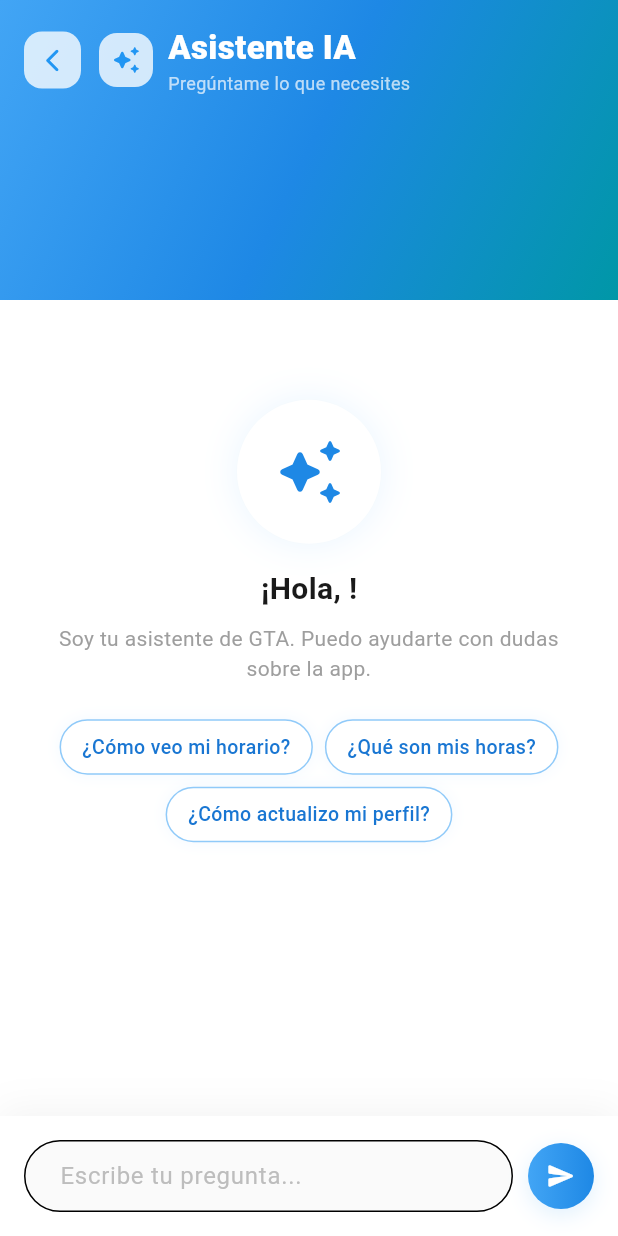
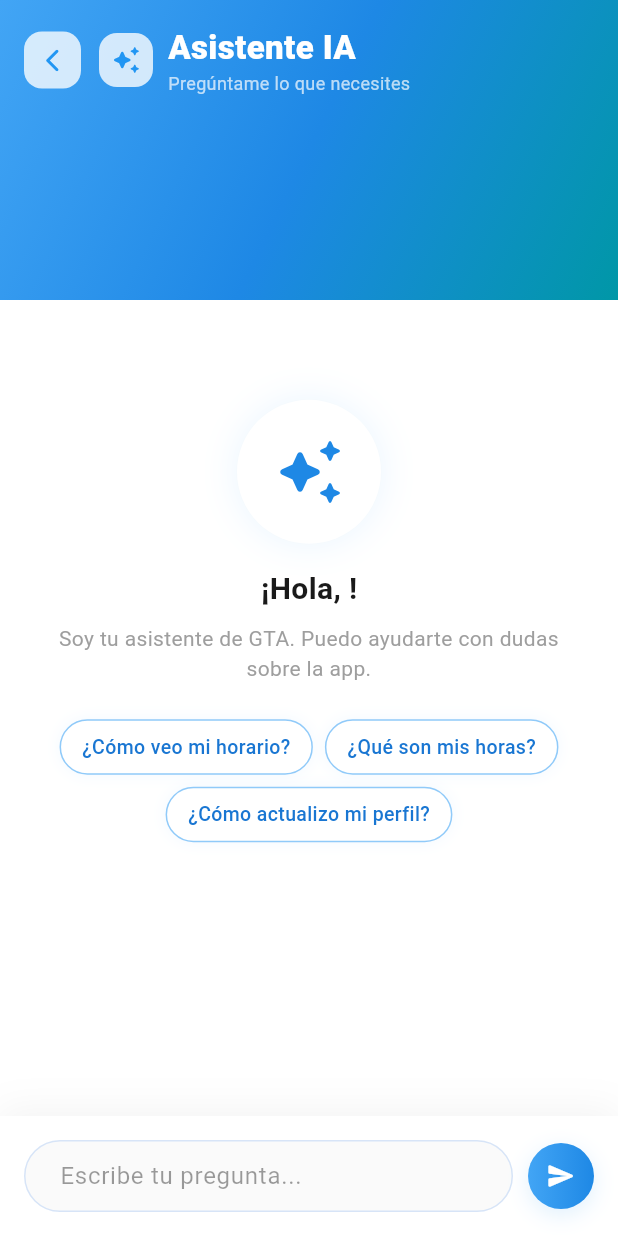
Before and after one commit to F1l1b3rt0/gta, a Flutter app: the ChatView screen opened directly, after a tap on the "auto awesome" icon, on a phone screen of 412 x 824 dp. Run offline on Flutter 3.47's test engine with Material 3 defaults, Android fonts, the phone set to English and light mode, and no system bars; our stand-ins replace flutter_dotenv, flutter_local_notifications, geolocator, image_picker, qr_flutter, share_plus and 2 more; missing offline and left inert: mobile_scanner; accounts and stored records are empty; network calls fail.

Commit message:
Fix QR scanner, dark mode inputs, nav rail, chat edit/delete, iOS config

```diff
--- a/lib/views/empleado/asistente_ia_view.dart
+++ b/lib/views/empleado/asistente_ia_view.dart
@@ -292,37 +292,36 @@ Responde siempre en español y de forma breve y clara.''';
                           child: Row(
                             children: [
                               Expanded(
-                                child: TextField(
+                                child: Builder(builder: (context) {
+                                  final cs = Theme.of(context).colorScheme;
+                                  final isDark = Theme.of(context).brightness == Brightness.dark;
+                                  return TextField(
                                     controller: _controller,
+                                    style: TextStyle(color: cs.onSurface),
                                     decoration: InputDecoration(
                                       hintText: 'Escribe tu pregunta...',
-                                    hintStyle: TextStyle(
-                                      color: Colors.grey.shade400,
-                                    ),
+                                      hintStyle: TextStyle(color: cs.onSurface.withAlpha(100)),
                                       border: OutlineInputBorder(
                                         borderRadius: BorderRadius.circular(24),
-                                      borderSide: BorderSide(
-                                        color: Colors.grey.shade200,
+                                        borderSide: BorderSide(color: cs.primary.withAlpha(isDark ? 60 : 40)),
                                       ),
+                                      enabledBorder: OutlineInputBorder(
+                                        borderRadius: BorderRadius.circular(24),
+                                        borderSide: BorderSide(color: cs.primary.withAlpha(isDark ? 60 : 40)),
                                       ),
                                       focusedBorder: OutlineInputBorder(
                                         borderRadius: BorderRadius.circular(24),
-                                      borderSide: BorderSide(
-                                        color: Colors.blue.shade400,
-                                        width: 2,
+                                        borderSide: BorderSide(color: cs.primary, width: 2),
                                       ),
-                                    ),
-                                    contentPadding: const EdgeInsets.symmetric(
-                                      horizontal: 20,
-                                      vertical: 12,
-                                    ),
+                                      contentPadding: const EdgeInsets.symmetric(horizontal: 20, vertical: 12),
                                       filled: true,
-                                    fillColor: Colors.grey.shade50,
+                                      fillColor: isDark ? cs.surface : Colors.grey.shade50,
                                     ),
                                     maxLines: null,
                                     textInputAction: TextInputAction.send,
                                     onSubmitted: (_) => _enviarMensaje(),
-                                ),
+                                  );
+                                }),
                               ),
                               const SizedBox(width: 10),
                               Container(
--- a/lib/views/empleado/chat_view.dart
+++ b/lib/views/empleado/chat_view.dart
@@ -49,18 +49,28 @@ class _ChatViewState extends State<ChatView>
 
   Future<void> _cargarDatosUsuario() async {
     final user = Supabase.instance.client.auth.currentUser;
-    if (user != null) {
-      final perfil = await Supabase.instance.client
+    if (user == null) return;
+    try {
+      // Try id = auth.uid() first
+      var perfil = await Supabase.instance.client
           .from('empleados')
           .select('id, nombre, avatar_url')
           .eq('id', user.id)
-          .single();
+          .maybeSingle();
+      // Fallback: try user_id field
+      perfil ??= await Supabase.instance.client
+          .from('empleados')
+          .select('id, nombre, avatar_url')
+          .eq('user_id', user.id)
+          .maybeSingle();
+      if (perfil != null && mounted) {
         setState(() {
-        _empleadoId = perfil['id'];
-        _empleadoNombre = perfil['nombre'];
+          _empleadoId = perfil!['id'] ?? '';
+          _empleadoNombre = perfil['nombre'] ?? '';
           _empleadoAvatar = perfil['avatar_url'] ?? '';
         });
       }
+    } catch (_) {}
   }
 
   Future<void> _cargarMensajes() async {
@@ -376,7 +386,7 @@ class _ChatViewState extends State<ChatView>
                         ),
                         // ========== MENSAJES ==========
                         Expanded(
-                          child: _mensajes.isEmpty
+                          child: ClipRect(child: _mensajes.isEmpty
                               ? Center(
                                   child: Column(
                                     mainAxisAlignment: MainAxisAlignment.center,
@@ -445,7 +455,7 @@ class _ChatViewState extends State<ChatView>
                                     );
                                   },
                                 ),
-                        ),
+                        )),
                         // ========== INPUT ==========
                         Container(
                           padding: const EdgeInsets.all(16),
@@ -462,38 +472,36 @@ class _ChatViewState extends State<ChatView>
                           child: Row(
                             children: [
                               Expanded(
-                                child: TextField(
+                                child: Builder(builder: (context) {
+                                  final cs = Theme.of(context).colorScheme;
+                                  final isDark = Theme.of(context).brightness == Brightness.dark;
+                                  return TextField(
                                     controller: _mensajeController,
+                                    style: TextStyle(color: cs.onSurface),
                                     decoration: InputDecoration(
                                       hintText: s.typeMessage,
-                                    hintStyle: TextStyle(
-                                      color: Colors.grey.shade400,
-                                    ),
+                                      hintStyle: TextStyle(color: cs.onSurface.withAlpha(100)),
                                       border: OutlineInputBorder(
                                         borderRadius: BorderRadius.circular(24),
-                                      borderSide: BorderSide(
-                                        color: Colors.grey.shade200,
+                                        borderSide: BorderSide(color: cs.primary.withAlpha(isDark ? 60 : 40)),
                                       ),
+                                      enabledBorder: OutlineInputBorder(
+                                        borderRadius: BorderRadius.circular(24),
+                                        borderSide: BorderSide(color: cs.primary.withAlpha(isDark ? 60 : 40)),
                                       ),
                                       focusedBorder: OutlineInputBorder(
                                         borderRadius: BorderRadius.circular(24),
-                                      borderSide: BorderSide(
-                                        color: Colors.blue.shade400,
-                                        width: 2,
+                                        borderSide: BorderSide(color: cs.primary, width: 2),
                                       ),
-                                    ),
-                                    contentPadding:
-                                        const EdgeInsets.symmetric(
-                                      horizontal: 20,
-                                      vertical: 12,
-                                    ),
+                                      contentPadding: const EdgeInsets.symmetric(horizontal: 20, vertical: 12),
                                       filled: true,
-                                    fillColor: Colors.grey.shade50,
+                                      fillColor: isDark ? cs.surface : Colors.grey.shade50,
                                     ),
                                     maxLines: null,
                                     textInputAction: TextInputAction.send,
                                     onSubmitted: (_) => _enviarMensaje(),
-                                ),
+                                  );
+                                }),
                               ),
                               const SizedBox(width: 10),
                               Container(
@@ -658,20 +666,6 @@ class _ChatViewState extends State<ChatView>
         mainAxisAlignment: MainAxisAlignment.end,
         crossAxisAlignment: CrossAxisAlignment.end,
         children: [
-          // Botón de opciones visible (editar/borrar)
-          GestureDetector(
-            onTap: () => _mostrarOpcionesMensaje(mensaje),
-            child: Container(
-              padding: const EdgeInsets.all(6),
-              decoration: BoxDecoration(
-                color: Colors.grey.shade200,
-                shape: BoxShape.circle,
-              ),
-              child: Icon(Icons.more_horiz,
-                  size: 16, color: Colors.grey.shade600),
-            ),
-          ),
-          const SizedBox(width: 6),
           bubble,
           const SizedBox(width: 8),
           avatar,
--- a/lib/views/empleado/empleado_home_view.dart
+++ b/lib/views/empleado/empleado_home_view.dart
@@ -210,7 +210,7 @@ class _GlassNavRail extends StatelessWidget {
       child: BackdropFilter(
         filter: ImageFilter.blur(sigmaX: 20, sigmaY: 20),
         child: Container(
-          width: 68,
+          width: 54,
           decoration: BoxDecoration(
             color: isDark
                 ? cs.surface.withAlpha(200)
--- a/lib/views/gerente/gerente_home_view.dart
+++ b/lib/views/gerente/gerente_home_view.dart
@@ -208,7 +208,7 @@ class _GerenteNavRail extends StatelessWidget {
       child: BackdropFilter(
         filter: ImageFilter.blur(sigmaX: 20, sigmaY: 20),
         child: Container(
-          width: 68,
+          width: 54,
           decoration: BoxDecoration(
             color: isDark
                 ? cs.surface.withAlpha(200)
--- a/pubspec.yaml
+++ b/pubspec.yaml
@@ -41,6 +41,7 @@ flutter:
 
   assets:
     - assets/icon/icon.png
+    - .env
 
 flutter_launcher_icons:
   android: true
```
Also changed, not shown: lib/views/gerente/asistencias_view.dart (+7 -5 lines), lib/views/gerente/empleados_view.dart (+27 -2 lines). Lines whose indentation alone changed are shown as unchanged.
